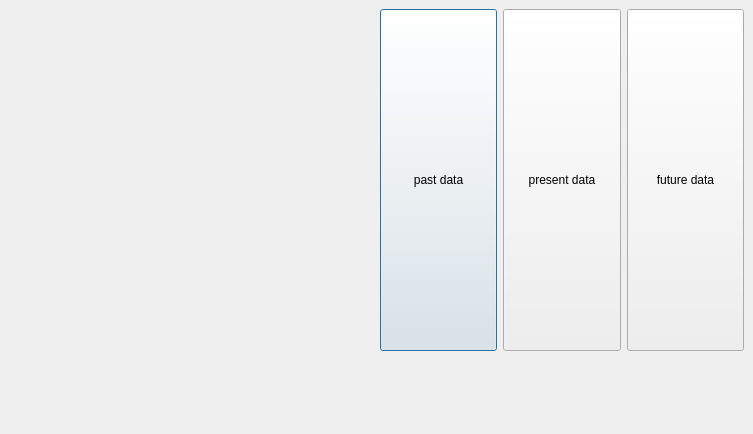
Qt form intermediatewindow.ui (Aalok376/SkyScout) before a commit.
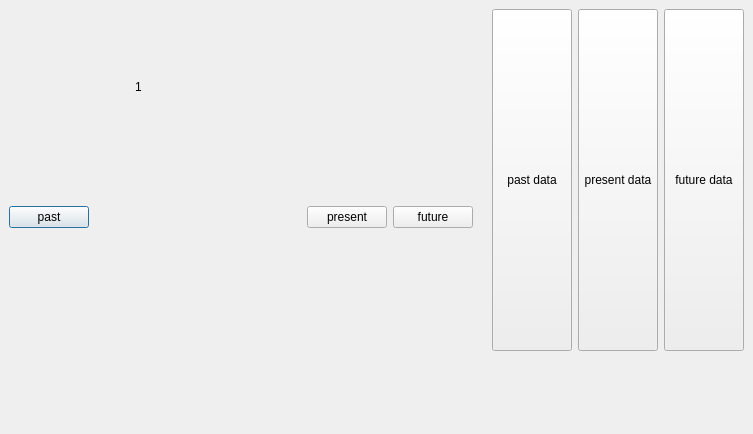
The same form after that commit. Icons and pictures are not drawn.

Patch:
```diff
--- a/intermediatewindow.ui
+++ b/intermediatewindow.ui
@@ -37,6 +37,79 @@
      <layout class="QHBoxLayout" name="horizontalLayout_3">
       <item>
        <layout class="QHBoxLayout" name="horizontalLayout_2">
+        <item>
+         <widget class="QPushButton" name="btnPast">
+          <property name="text">
+           <string>past</string>
+          </property>
+         </widget>
+        </item>
+        <item>
+         <widget class="QStackedWidget" name="stackedWidget">
+          <property name="currentIndex">
+           <number>0</number>
+          </property>
+          <widget class="QWidget" name="page">
+           <widget class="QLabel" name="label_2">
+            <property name="geometry">
+             <rect>
+              <x>40</x>
+              <y>70</y>
+              <width>49</width>
+              <height>16</height>
+             </rect>
+            </property>
+            <property name="text">
+             <string>1</string>
+            </property>
+           </widget>
+          </widget>
+          <widget class="QWidget" name="page_2">
+           <widget class="QLabel" name="label_3">
+            <property name="geometry">
+             <rect>
+              <x>50</x>
+              <y>80</y>
+              <width>49</width>
+              <height>16</height>
+             </rect>
+            </property>
+            <property name="text">
+             <string>2</string>
+            </property>
+           </widget>
+          </widget>
+          <widget class="QWidget" name="page_3">
+           <widget class="QLabel" name="label_4">
+            <property name="geometry">
+             <rect>
+              <x>90</x>
+              <y>140</y>
+              <width>49</width>
+              <height>16</height>
+             </rect>
+            </property>
+            <property name="text">
+             <string>3</string>
+            </property>
+           </widget>
+          </widget>
+         </widget>
+        </item>
+        <item>
+         <widget class="QPushButton" name="btnPresent">
+          <property name="text">
+           <string>present</string>
+          </property>
+         </widget>
+        </item>
+        <item>
+         <widget class="QPushButton" name="btnFuture">
+          <property name="text">
+           <string>future</string>
+          </property>
+         </widget>
+        </item>
         <item>
          <widget class="QLabel" name="label">
           <property name="styleSheet">
```
